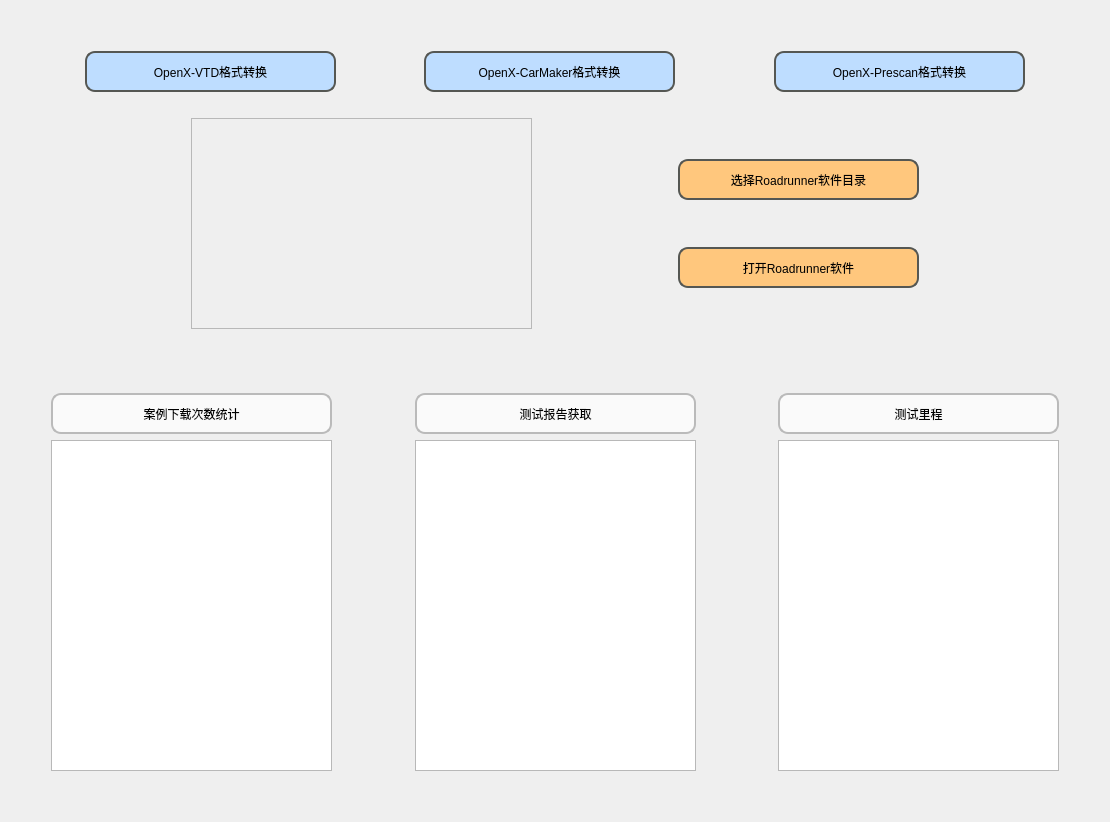
This is OpenX/window/window_main.ui in iMustanga/OpenX_File_Change as Qt 5 draws it before an edit. The edited form follows.
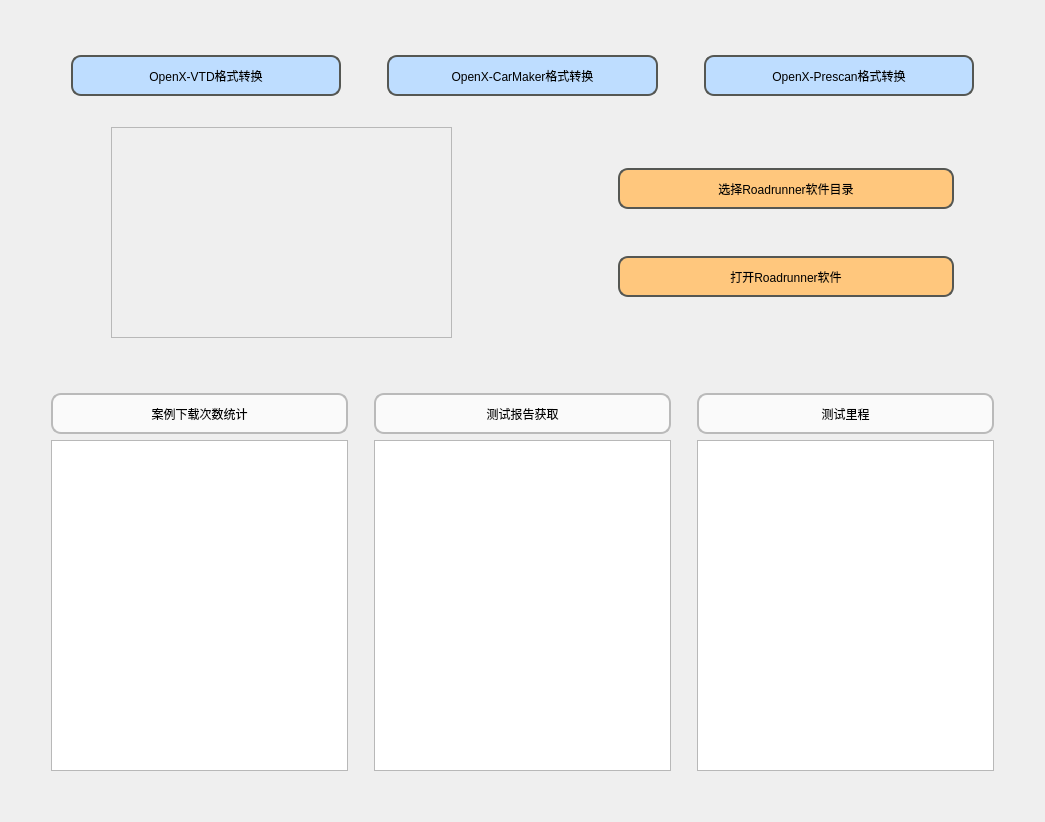
This is the edited form. Icons and pictures are not drawn.

Commit message: Update main window

What changed in the file:
```diff
--- a/OpenX/window/window_main.ui
+++ b/OpenX/window/window_main.ui
@@ -6,7 +6,7 @@
    <rect>
     <x>0</x>
     <y>0</y>
-    <width>1110</width>
+    <width>1045</width>
     <height>822</height>
    </rect>
   </property>
@@ -125,12 +125,12 @@
      <item row="0" column="1">
       <spacer name="horizontalSpacer_11">
        <property name="orientation">
-        <enum>Qt::Horizontal</enum>
+        <enum>Qt::Vertical</enum>
        </property>
        <property name="sizeHint" stdset="0">
         <size>
-         <width>40</width>
-         <height>20</height>
+         <width>20</width>
+         <height>40</height>
         </size>
        </property>
       </spacer>
@@ -138,12 +138,12 @@
      <item row="0" column="3">
       <spacer name="horizontalSpacer_12">
        <property name="orientation">
-        <enum>Qt::Horizontal</enum>
+        <enum>Qt::Vertical</enum>
        </property>
        <property name="sizeHint" stdset="0">
         <size>
-         <width>40</width>
-         <height>20</height>
+         <width>20</width>
+         <height>40</height>
         </size>
        </property>
       </spacer>
@@ -206,22 +206,57 @@
     </spacer>
    </item>
    <item row="4" column="2">
-    <layout class="QHBoxLayout" name="horizontalLayout_4" stretch="1,1,1,1,1">
+    <layout class="QHBoxLayout" name="horizontalLayout_4" stretch="0,0,0,1,0,0,0,0,0,0,0,0,1,0,0">
      <item>
       <spacer name="horizontalSpacer_9">
        <property name="orientation">
-        <enum>Qt::Horizontal</enum>
+        <enum>Qt::Vertical</enum>
        </property>
        <property name="sizeHint" stdset="0">
         <size>
-         <width>78</width>
-         <height>20</height>
+         <width>20</width>
+         <height>40</height>
+        </size>
+       </property>
+      </spacer>
+     </item>
+     <item>
+      <spacer name="verticalSpacer_14">
+       <property name="orientation">
+        <enum>Qt::Vertical</enum>
+       </property>
+       <property name="sizeHint" stdset="0">
+        <size>
+         <width>20</width>
+         <height>40</height>
+        </size>
+       </property>
+      </spacer>
+     </item>
+     <item>
+      <spacer name="verticalSpacer_13">
+       <property name="orientation">
+        <enum>Qt::Vertical</enum>
+       </property>
+       <property name="sizeHint" stdset="0">
+        <size>
+         <width>20</width>
+         <height>40</height>
         </size>
        </property>
       </spacer>
      </item>
      <item>
       <widget class="QFrame" name="frame_3">
+       <property name="enabled">
+        <bool>true</bool>
+       </property>
+       <property name="sizePolicy">
+        <sizepolicy hsizetype="Expanding" vsizetype="Expanding">
+         <horstretch>8</horstretch>
+         <verstretch>5</verstretch>
+        </sizepolicy>
+       </property>
        <property name="minimumSize">
         <size>
          <width>341</width>
@@ -249,12 +284,103 @@
      <item>
       <spacer name="horizontalSpacer_3">
        <property name="orientation">
-        <enum>Qt::Horizontal</enum>
+        <enum>Qt::Vertical</enum>
        </property>
        <property name="sizeHint" stdset="0">
         <size>
-         <width>40</width>
-         <height>20</height>
+         <width>20</width>
+         <height>40</height>
+        </size>
+       </property>
+      </spacer>
+     </item>
+     <item>
+      <spacer name="verticalSpacer_17">
+       <property name="orientation">
+        <enum>Qt::Vertical</enum>
+       </property>
+       <property name="sizeHint" stdset="0">
+        <size>
+         <width>20</width>
+         <height>40</height>
+        </size>
+       </property>
+      </spacer>
+     </item>
+     <item>
+      <spacer name="verticalSpacer_19">
+       <property name="orientation">
+        <enum>Qt::Vertical</enum>
+       </property>
+       <property name="sizeHint" stdset="0">
+        <size>
+         <width>20</width>
+         <height>40</height>
+        </size>
+       </property>
+      </spacer>
+     </item>
+     <item>
+      <spacer name="verticalSpacer_12">
+       <property name="orientation">
+        <enum>Qt::Vertical</enum>
+       </property>
+       <property name="sizeHint" stdset="0">
+        <size>
+         <width>20</width>
+         <height>40</height>
+        </size>
+       </property>
+      </spacer>
+     </item>
+     <item>
+      <spacer name="verticalSpacer_26">
+       <property name="orientation">
+        <enum>Qt::Vertical</enum>
+       </property>
+       <property name="sizeHint" stdset="0">
+        <size>
+         <width>20</width>
+         <height>40</height>
+        </size>
+       </property>
+      </spacer>
+     </item>
+     <item>
+      <spacer name="verticalSpacer_18">
+       <property name="orientation">
+        <enum>Qt::Vertical</enum>
+       </property>
+       <property name="sizeHint" stdset="0">
+        <size>
+         <width>20</width>
+         <height>40</height>
+        </size>
+       </property>
+      </spacer>
+     </item>
+     <item>
+      <spacer name="verticalSpacer_27">
+       <property name="orientation">
+        <enum>Qt::Vertical</enum>
+       </property>
+       <property name="sizeHint" stdset="0">
+        <size>
+         <width>20</width>
+         <height>40</height>
+        </size>
+       </property>
+      </spacer>
+     </item>
+     <item>
+      <spacer name="verticalSpacer_11">
+       <property name="orientation">
+        <enum>Qt::Vertical</enum>
+       </property>
+       <property name="sizeHint" stdset="0">
+        <size>
+         <width>20</width>
+         <height>40</height>
         </size>
        </property>
       </spacer>
@@ -271,7 +397,7 @@
          </property>
          <property name="maximumSize">
           <size>
-           <width>16777215</width>
+           <width>482</width>
            <height>41</height>
           </size>
          </property>
@@ -306,6 +432,12 @@
            <height>41</height>
           </size>
          </property>
+         <property name="maximumSize">
+          <size>
+           <width>482</width>
+           <height>41</height>
+          </size>
+         </property>
          <property name="styleSheet">
           <string notr="true">QPushButton{
 border:2px solid rgb(85, 87, 83);
@@ -334,12 +466,25 @@
      <item>
       <spacer name="horizontalSpacer_10">
        <property name="orientation">
-        <enum>Qt::Horizontal</enum>
+        <enum>Qt::Vertical</enum>
        </property>
        <property name="sizeHint" stdset="0">
         <size>
-         <width>318</width>
-         <height>20</height>
+         <width>20</width>
+         <height>40</height>
+        </size>
+       </property>
+      </spacer>
+     </item>
+     <item>
+      <spacer name="verticalSpacer_15">
+       <property name="orientation">
+        <enum>Qt::Vertical</enum>
+       </property>
+       <property name="sizeHint" stdset="0">
+        <size>
+         <width>20</width>
+         <height>40</height>
         </size>
        </property>
       </spacer>
@@ -416,12 +561,12 @@
      <item>
       <spacer name="horizontalSpacer">
        <property name="orientation">
-        <enum>Qt::Horizontal</enum>
+        <enum>Qt::Vertical</enum>
        </property>
        <property name="sizeHint" stdset="0">
         <size>
-         <width>40</width>
-         <height>20</height>
+         <width>20</width>
+         <height>40</height>
         </size>
        </property>
       </spacer>
@@ -465,12 +610,25 @@
      <item>
       <spacer name="horizontalSpacer_7">
        <property name="orientation">
-        <enum>Qt::Horizontal</enum>
+        <enum>Qt::Vertical</enum>
        </property>
        <property name="sizeHint" stdset="0">
         <size>
-         <width>88</width>
-         <height>20</height>
+         <width>20</width>
+         <height>40</height>
+        </size>
+       </property>
+      </spacer>
+     </item>
+     <item>
+      <spacer name="verticalSpacer_24">
+       <property name="orientation">
+        <enum>Qt::Vertical</enum>
+       </property>
+       <property name="sizeHint" stdset="0">
+        <size>
+         <width>20</width>
+         <height>40</height>
         </size>
        </property>
       </spacer>
@@ -508,12 +666,25 @@
      <item>
       <spacer name="horizontalSpacer_8">
        <property name="orientation">
-        <enum>Qt::Horizontal</enum>
+        <enum>Qt::Vertical</enum>
        </property>
        <property name="sizeHint" stdset="0">
         <size>
-         <width>98</width>
-         <height>20</height>
+         <width>20</width>
+         <height>40</height>
+        </size>
+       </property>
+      </spacer>
+     </item>
+     <item>
+      <spacer name="verticalSpacer_25">
+       <property name="orientation">
+        <enum>Qt::Vertical</enum>
+       </property>
+       <property name="sizeHint" stdset="0">
+        <size>
+         <width>20</width>
+         <height>40</height>
         </size>
        </property>
       </spacer>
@@ -554,12 +725,12 @@
      <item>
       <spacer name="horizontalSpacer_2">
        <property name="orientation">
-        <enum>Qt::Horizontal</enum>
+        <enum>Qt::Vertical</enum>
        </property>
        <property name="sizeHint" stdset="0">
         <size>
-         <width>40</width>
-         <height>20</height>
+         <width>20</width>
+         <height>40</height>
         </size>
        </property>
       </spacer>
```
Left out of the diff: 150 changed lines with no effect on the pictures. The commit also changes 1 other file.
